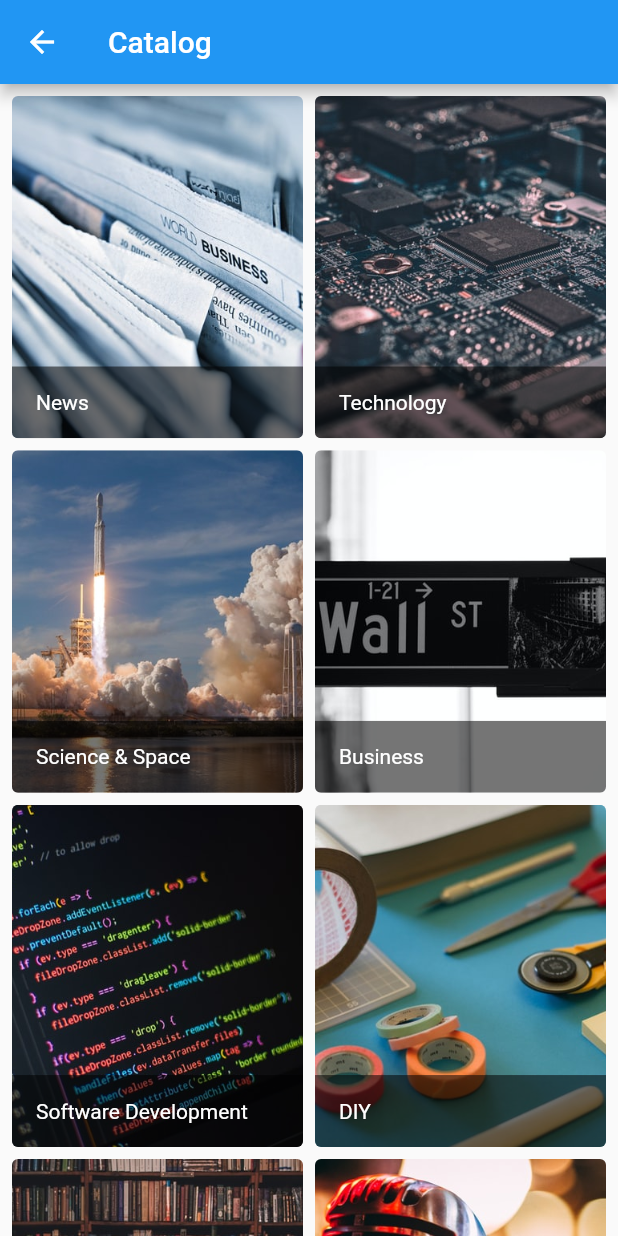
After one commit to daniel-keogh/rss-reader, a Flutter app: the CatalogScreen screen opened by its route, on a phone screen of 412 x 824 dp. The commit adds this screen. Run offline on Flutter 3.47's test engine with Material 2 defaults, Android fonts, the phone set to English and light mode, and no system bars; our stand-ins replace shared_preferences, sqflite; missing offline and left inert: webfeed; accounts and stored records are empty.

Commit message:
Start catalog_screen

```diff
--- /dev/null
+++ b/lib/components/catalog_item.dart
@@ -0,0 +1,48 @@
+import 'package:flutter/material.dart';
+
+import 'package:rssreader/models/catalog_photo.dart';
+
+class CatalogItem extends StatelessWidget {
+  final CatalogPhoto photo;
+
+  CatalogItem({
+    Key key,
+    @required this.photo,
+  }) : super(key: key);
+
+  @override
+  Widget build(BuildContext context) {
+    return GridTile(
+      footer: Material(
+        color: Colors.transparent,
+        shape: RoundedRectangleBorder(
+          borderRadius: BorderRadius.vertical(
+            bottom: Radius.circular(4),
+          ),
+        ),
+        clipBehavior: Clip.antiAlias,
+        child: GridTileBar(
+          backgroundColor: Colors.black54,
+          title: FittedBox(
+            fit: BoxFit.scaleDown,
+            alignment: AlignmentDirectional.centerStart,
+            child: Text(photo.title),
+          ),
+        ),
+      ),
+      child: Material(
+        shape: RoundedRectangleBorder(
+          borderRadius: BorderRadius.circular(4),
+        ),
+        clipBehavior: Clip.antiAlias,
+        child: Ink.image(
+          image: AssetImage(photo.assetName),
+          fit: BoxFit.cover,
+          child: InkWell(
+            onTap: () {},
+          ),
+        ),
+      ),
+    );
+  }
+}
--- a/lib/components/list_drawer.dart
+++ b/lib/components/list_drawer.dart
@@ -32,6 +32,13 @@ class ListDrawer extends StatelessWidget {
             ),
           ),
           ListTile(
+            title: Text('Catalog'),
+            leading: Icon(Icons.grid_on),
+            onTap: () {
+              Navigator.popAndPushNamed(context, '/catalog');
+            },
+          ),
+          ListTile(
             title: Text('Sources'),
             leading: Icon(Icons.library_add),
             onTap: () {
--- a/lib/main.dart
+++ b/lib/main.dart
@@ -2,6 +2,7 @@ import 'package:flutter/material.dart';
 
 import 'package:rssreader/theme/style.dart';
 import 'package:rssreader/screens/home_screen.dart';
+import 'package:rssreader/screens/catalog_screen.dart';
 import 'package:rssreader/screens/sources_screen.dart';
 import 'package:rssreader/screens/settings_screen.dart';
 
@@ -19,6 +20,7 @@ class RssReader extends StatelessWidget {
       initialRoute: '/',
       routes: {
         '/': (context) => HomeScreen(),
+        '/catalog': (context) => CatalogScreen(),
         '/sources': (context) => SourcesScreen(),
         '/settings': (context) => SettingsScreen(),
       },
--- /dev/null
+++ b/lib/models/catalog_photo.dart
@@ -0,0 +1,18 @@
+class CatalogPhoto {
+  String assetName;
+  String title;
+
+  CatalogPhoto({
+    this.assetName,
+    this.title,
+  });
+
+  @override
+  String toString() {
+    return """
+    {
+      assetName: $assetName,
+      title: $title,
+    }""";
+  }
+}
--- /dev/null
+++ b/lib/screens/catalog_screen.dart
@@ -0,0 +1,70 @@
+import 'package:flutter/material.dart';
+
+import 'package:rssreader/components/catalog_item.dart';
+import 'package:rssreader/models/catalog_photo.dart';
+
+class CatalogScreen extends StatelessWidget {
+  final List<CatalogPhoto> _photos = [
+    CatalogPhoto(
+      title: "News",
+      assetName: "assets/catalog/news.jpg",
+    ),
+    CatalogPhoto(
+      title: "Technology",
+      assetName: "assets/catalog/tech.jpg",
+    ),
+    CatalogPhoto(
+      title: "Science & Space",
+      assetName: "assets/catalog/science.jpg",
+    ),
+    CatalogPhoto(
+      title: "Business",
+      assetName: "assets/catalog/business.jpg",
+    ),
+    CatalogPhoto(
+      title: "Software Development",
+      assetName: "assets/catalog/software.jpg",
+    ),
+    CatalogPhoto(
+      title: "DIY",
+      assetName: "assets/catalog/diy.jpg",
+    ),
+    CatalogPhoto(
+      title: "Books",
+      assetName: "assets/catalog/books.jpg",
+    ),
+    CatalogPhoto(
+      title: "Music",
+      assetName: "assets/catalog/music.jpg",
+    ),
+    CatalogPhoto(
+      title: "Gaming",
+      assetName: "assets/catalog/gaming.jpg",
+    ),
+    CatalogPhoto(
+      title: "Sport",
+      assetName: "assets/catalog/sport.jpg",
+    ),
+  ];
+
+  @override
+  Widget build(BuildContext context) {
+    return Scaffold(
+      appBar: AppBar(
+        title: Text('Catalog'),
+      ),
+      body: GridView.count(
+        crossAxisCount: 2,
+        mainAxisSpacing: 8,
+        crossAxisSpacing: 8,
+        padding: EdgeInsets.all(8),
+        childAspectRatio: 0.85,
+        children: _photos.map<Widget>((photo) {
+          return CatalogItem(
+            photo: photo,
+          );
+        }).toList(),
+      ),
+    );
+  }
+}
```
